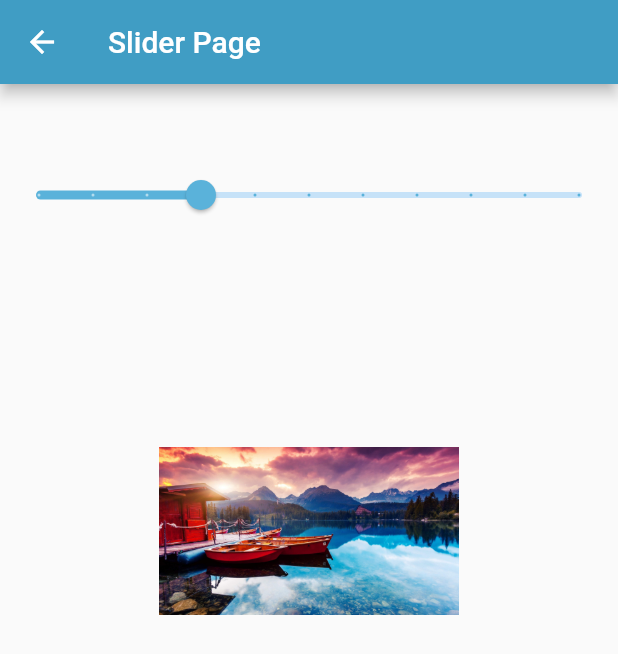
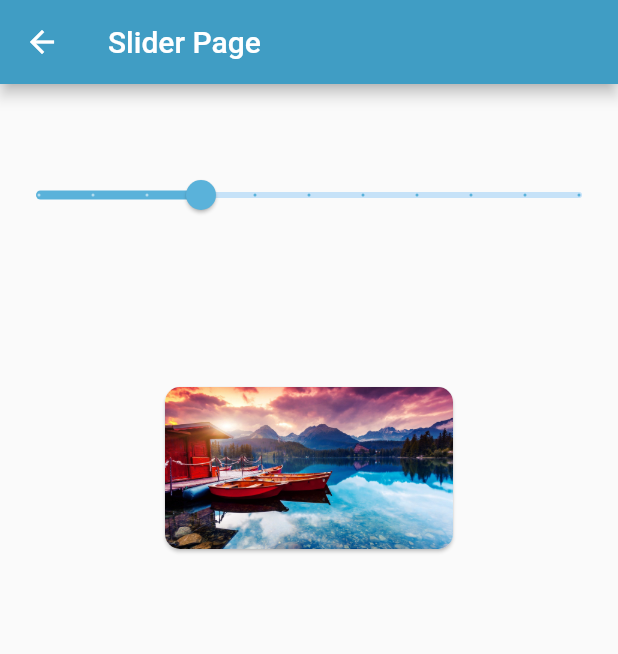
Before and after one commit to JordiDeSanta/Flutter-Widgets-Test-App, a Flutter app: the SliderPage screen opened by its route, on a phone screen of 412 x 824 dp. Shown: the top 654 px of the screen. Run offline on Flutter 3.47's test engine with Material 2 defaults, Android fonts, the phone set to English and light mode, and no system bars.

Commit message:
Fixing image borders

```diff
--- a/lib/src/pages/slider_page.dart
+++ b/lib/src/pages/slider_page.dart
@@ -53,13 +53,16 @@ class _SliderPageState extends State<SliderPage> {
       curve: Curves.easeIn,
       duration: Duration(milliseconds: 400),
       width: _sliderValue,
-      height: _sliderValue,
-      decoration: BoxDecoration(
+      child: Card(
+        clipBehavior: Clip.antiAlias,
+        shape: RoundedRectangleBorder(
           borderRadius: BorderRadius.circular(10),
-          image: DecorationImage(
-            image: AssetImage('assets/scalable-image.jpeg'),
-            fit: BoxFit.contain,
-          )),
+        ),
+        child: Image(
+          image: AssetImage('assets/scalable-image.jpeg'),
+          fit: BoxFit.cover,
+        ),
+      ),
     );
   }
 }
```
